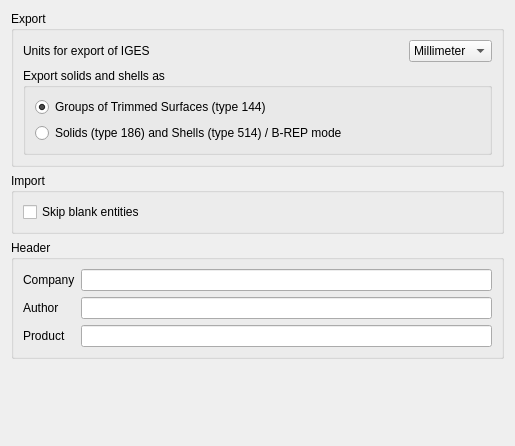
The window that src/Mod/Part/Gui/DlgImportExportIges.ui (southseact-3d/fcd) describes before a commit, drawn with Qt 5.
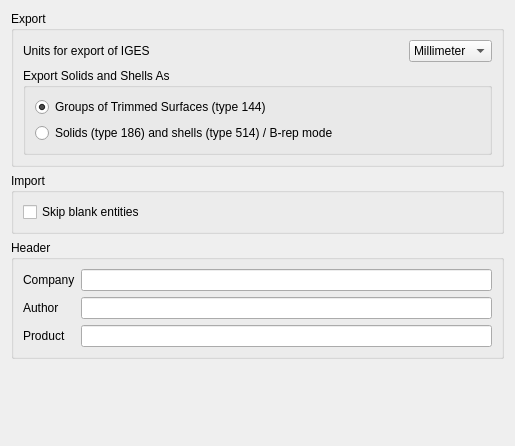
The same window after the commit.

Diff of the .ui file:
```diff
--- a/src/Mod/Part/Gui/DlgImportExportIges.ui
+++ b/src/Mod/Part/Gui/DlgImportExportIges.ui
@@ -62,7 +62,7 @@
       <item row="1" column="0" colspan="3">
        <widget class="QGroupBox" name="groupBox_3">
         <property name="title">
-         <string>Export solids and shells as</string>
+         <string>Export Solids and Shells As</string>
         </property>
         <layout class="QGridLayout" name="gridLayout">
          <item row="0" column="0">
@@ -84,7 +84,7 @@
             <string>Solids will be exported as manifold solid B-Rep object, shells as shell</string>
            </property>
            <property name="text">
-            <string>Solids (type 186) and Shells (type 514) / B-REP mode</string>
+            <string>Solids (type 186) and shells (type 514) / B-rep mode</string>
            </property>
           </widget>
          </item>
```
Left out of the diff: 2 changed lines with no effect on the pictures.
